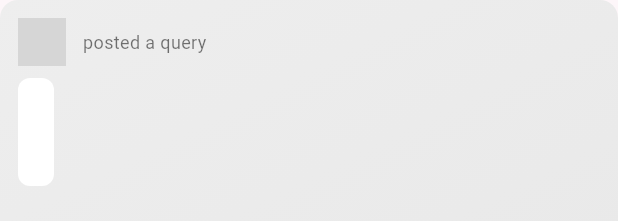
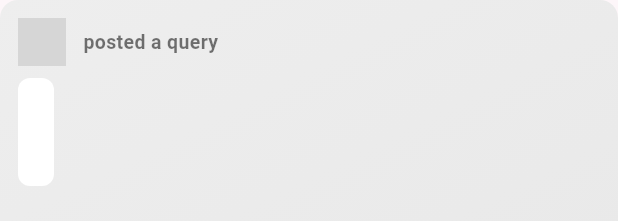
Before and after one commit to sadman2762/CampusConnect, a Flutter app: the QueryCard widget shown alone on an empty page, opened directly with empty values, after a tap on "Answers", on a phone screen of 412 x 824 dp. Shown: the top 221 px of the screen. Run offline on Flutter 3.47's test engine with Material 3 defaults, Android fonts, the phone set to English and light mode, and no system bars; our stand-ins replace cloud_firestore, cloud_functions, file_picker, firebase_auth, firebase_core, firebase_storage and 4 more; missing offline and left inert: record; accounts and stored records are empty; network calls fail; Roboto replaces fonts that are missing (Poppins); grey boxes are pictures that could not be loaded.

Commit message:
fixed the size of the query post title

```diff
--- a/lib/screens/queries/widgets/query_card.dart
+++ b/lib/screens/queries/widgets/query_card.dart
@@ -168,7 +168,11 @@ class _QueryCardState extends State<QueryCard> {
               const SizedBox(width: 8),
               Text(
                 '${widget.author} posted a query',
-                style: const TextStyle(fontSize: 12, color: Colors.black54),
+                style: const TextStyle(
+                  fontSize: 13,
+                  color: Colors.black54,
+                  fontWeight: FontWeight.bold,
+                ),
               ),
             ],
           ),
```
